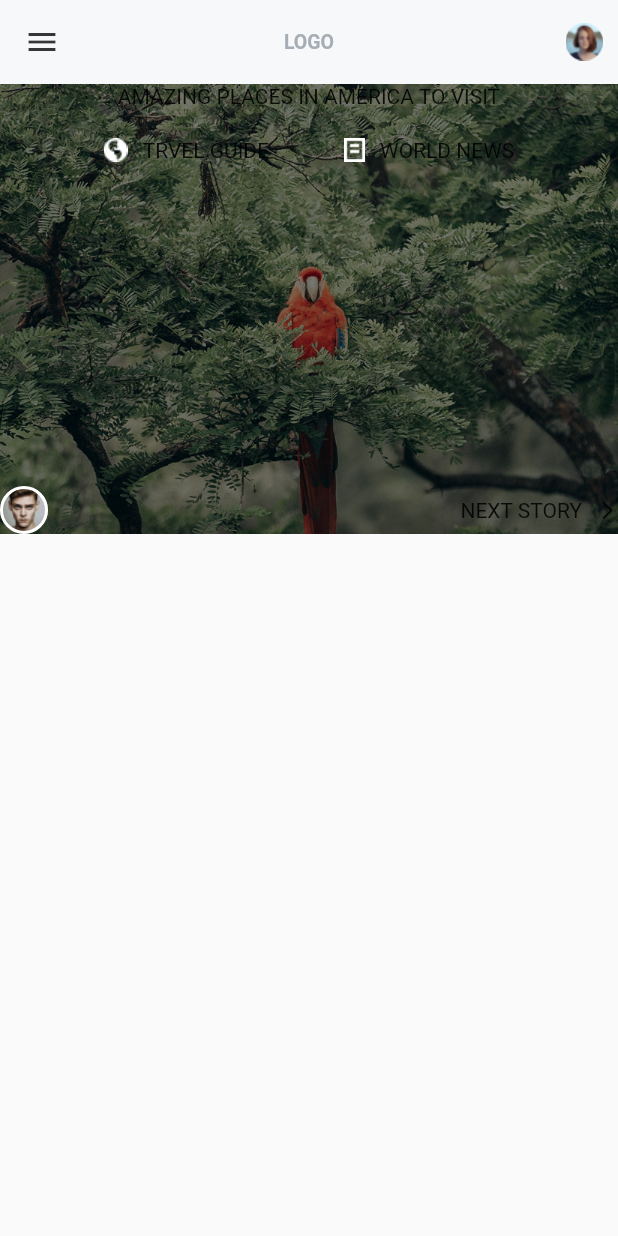
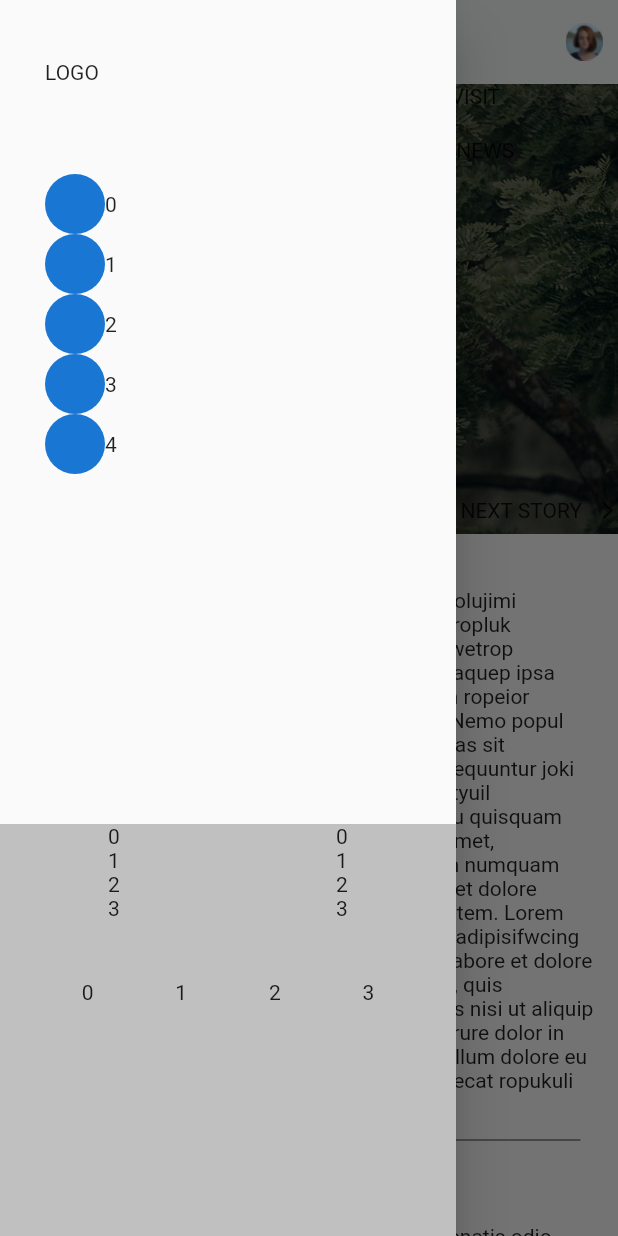
Before and after one commit to timilehinjegede/travel-guide, a Flutter app: the screen it shows after launch, with the side drawer open (before the commit the screen has no drawer), on a phone screen of 412 x 824 dp. Run offline on Flutter 3.47's test engine with Material 2 defaults, Android fonts, the phone set to English and light mode, and no system bars.

Commit message:
mobile view halfway

```diff
--- a/lib/models/post.dart
+++ b/lib/models/post.dart
@@ -1,9 +1,12 @@
+import 'package:travel_guide/utils/utils.dart';
+
 class Post {
   final String imgSrc;
   final String posterName;
   final String postBody;
   final bool hasAttachments;
   final String timePosted;
+  final String attachmentSrc;
 
   const Post({
     this.imgSrc,
@@ -11,22 +14,28 @@ class Post {
     this.postBody,
     this.hasAttachments,
     this.timePosted,
-  });
+    this.attachmentSrc,
+  }) : assert(hasAttachments == true
+            ? attachmentSrc != null
+            : attachmentSrc == null);
 
   static List<Post> postLists = const [
     Post(
-      imgSrc: '',
-      posterName: '',
-      postBody: '',
+      imgSrc: TravelGuideStrings.avatar1,
+      posterName: 'Jonathan Walker',
+      postBody:
+          'In hac habitasse platea dictumst. Sed nec venenatis odio. Nulla faucibus ipsum sed faucibus accumsan…',
       hasAttachments: false,
-      timePosted: '',
+      timePosted: '2m',
     ),
     Post(
-      imgSrc: '',
-      posterName: '',
-      postBody: '',
+      imgSrc: TravelGuideStrings.avatar2,
+      posterName: 'Brenda Mercer',
+      postBody:
+          'Nulla faucibus ipsum sed faucibus accumsan. Donec rhoncus luctus massa vitae lobortis. Duis consequat, nunc a pretim…',
       hasAttachments: true,
-      timePosted: '',
+      timePosted: '1h',
+      attachmentSrc: TravelGuideStrings.infoImage,
     ),
   ];
 }
--- a/lib/views/screens/home_screen.dart
+++ b/lib/views/screens/home_screen.dart
@@ -1,5 +1,7 @@
 import 'package:flutter/material.dart';
 import 'package:travel_guide/utils/utils.dart';
+import 'package:travel_guide/views/widgets/nav_bar/mobile_drawer.dart';
+import 'package:travel_guide/views/widgets/widgets.dart';
 
 class HomeScreen extends StatelessWidget {
   const HomeScreen({Key key}) : super(key: key);
@@ -10,8 +12,7 @@ class HomeScreen extends StatelessWidget {
       appBar: AppBar(
         backgroundColor: TravelGuideColors.whiteColor,
         elevation: 0.0,
-        leading: Icon(
-          Icons.menu,
+        iconTheme: IconThemeData(
           color: TravelGuideColors.darkGreyColor,
         ),
         title: Text(
@@ -39,6 +40,7 @@ class HomeScreen extends StatelessWidget {
           ),
         ],
       ),
+      drawer: ResponsiveUtil.isMobile(context) ? MobileDrawer() : null,
       body: SingleChildScrollView(
         child: Column(
           children: [
@@ -108,6 +110,8 @@ class HomeScreen extends StatelessWidget {
                 ],
               ),
             ),
+
+            MobileBody(),
           ],
         ),
       ),
--- a/lib/views/widgets/body/mobile_body.dart
+++ b/lib/views/widgets/body/mobile_body.dart
@@ -1,10 +1,113 @@
 import 'package:flutter/material.dart';
+import 'package:travel_guide/models/post.dart';
+import 'package:travel_guide/utils/colors.dart';
+import 'package:travel_guide/utils/utils.dart';
 
 class MobileBody extends StatelessWidget {
   const MobileBody({Key key}) : super(key: key);
 
   @override
   Widget build(BuildContext context) {
-    return Container();
+    return Padding(
+      padding: const EdgeInsets.symmetric(
+        horizontal: 15.0,
+        vertical: 20.0,
+      ),
+      child: Column(
+        children: [
+          Text('Quisque viverra interdum velit?'),
+          Text(
+            'Culpa qui officia deserunt mollit anim id esto polujimi laborum. Sed ut perspiciatis unde omnis iste eropluk onatuspop error sit voluptartem accusantium wetrop doloremque laudantium, totam rem aperiam, eaquep ipsa quaeer ab illo inventore veritatisy et quasi weth ropeior architecto beatae vitae dicta sunt explicapbo. Nemo popul eniem ipsam yui voluptatem quialoperyi voluptas sit aspernatur aute odit aut fugit, sed quiawi consequuntur joki erty magni dolores eosep quiklopii ratione wertyuil voluptatem sequi nesciunt. Nequeop porro polu quisquam est, quepi dolorem ipsum quiat lopi dolor srit amet, consectetur adipisci velit, topitop seid quia non numquam eiuris modij tempora poluko incidunt ut labore et dolore magnam aliquam mokeru quaerat iope voluptatem. Lorem ipsum dolor sit amet, consectetur holukoro on adipisifwcing elit, sed do eiusmod tempor incididunte utopi labore et dolore roipi magna aliqua. Ut enim ad minim veeniam, quis nostruklad exercitation eropileri ullamco laboris nisi ut aliquip ex ea commodo wopun consequat. Duis aute irure dolor in reprehenderit inie tufpoy voluptate velit esse cillum dolore eu fugiat holi nulla parieratur. Excepteur sint occaecat ropukuli uki cupidatat.',
+          ),
+
+          Padding(
+            padding: const EdgeInsets.symmetric(
+              horizontal: 10.0,
+              vertical: 15.0,
+            ),
+            child: Divider(
+              color: TravelGuideColors.darkGreyColor,
+              height: 2,
+            ),
+          ),
+
+          BuildPost(
+            post: Post.postLists[0],
+          ),
+          BuildPost(
+            post: Post.postLists[1],
+          ),
+          // build post
+        ],
+      ),
+    );
   }
 }
+
+class BuildPost extends StatelessWidget {
+  final Post post;
+
+  const BuildPost({Key key, this.post}) : super(key: key);
+
+  @override
+  Widget build(BuildContext context) {
+    return Column(
+      children: [
+        Row(
+          children: [
+            Image(
+              image: AssetImage(
+                post.imgSrc,
+              ),
+            ),
+            Text(
+              post.posterName,
+            ),
+          ],
+        ),
+        Text(
+          post.postBody,
+        ),
+        Row(
+          children: [
+            Icon(
+              Icons.access_time,
+            ),
+            Text(
+              post.timePosted,
+            ),
+          ],
+        ),
+        YBox(20),
+        post.hasAttachments
+            ? Container(
+                height: 180,
+                decoration: BoxDecoration(
+                  image: DecorationImage(
+                    image: AssetImage(
+                      post.attachmentSrc,
+                    ),
+                  ),
+                ),
+                child: Center(
+                  child: Container(
+                    height: 50,
+                    width: 50,
+                    decoration: BoxDecoration(
+                      shape: BoxShape.circle,
+                      border: Border.all(
+                        width: 2,
+                        color: TravelGuideColors.whiteColor,
+                      ),
+                    ),
+                    child: Icon(
+                      Icons.play_arrow,
+                    ),
+                  ),
+                ),
+              )
+            : SizedBox.shrink(),
+      ],
+    );
+  }
+}
--- /dev/null
+++ b/lib/views/widgets/nav_bar/mobile_drawer.dart
@@ -0,0 +1,88 @@
+import 'package:flutter/material.dart';
+import 'package:travel_guide/utils/utils.dart';
+
+class MobileDrawer extends StatelessWidget {
+  @override
+  Widget build(BuildContext context) {
+    return Drawer(
+        child: Column(
+          children: [
+            Expanded(
+              flex: 2,
+              child: Padding(
+                padding: const EdgeInsets.only(
+                  left: 30.0,
+                  top: 40.0,
+                ),
+                child: Column(
+                  crossAxisAlignment: CrossAxisAlignment.start,
+                  children: [
+                    Text(
+                      'LOGO',
+                    ),
+                    YBox(60),
+                    ...List.generate(
+                      5,
+                      (index) => Row(
+                        children: [
+                          CircleAvatar(),
+                          Text(
+                            '$index',
+                          ),
+                        ],
+                      ),
+                    ),
+                  ],
+                ),
+              ),
+            ),
+            Expanded(
+              flex: 1,
+              child: Container(
+                color: Color(0xff000000).withOpacity(0.23),
+                child: Column(
+                  children: [
+                    Row(
+                      mainAxisAlignment: MainAxisAlignment.spaceAround,
+                      children: [
+                        Column(
+                          children: [
+                            ...List.generate(
+                              4,
+                              (index) => Text(
+                                '$index',
+                              ),
+                            ),
+                          ],
+                        ),
+                        Column(
+                          children: [
+                            ...List.generate(
+                              4,
+                              (index) => Text(
+                                '$index',
+                              ),
+                            ),
+                          ],
+                        ),
+                      ],
+                    ),
+                    YBox(40),
+                    Row(
+                      mainAxisAlignment: MainAxisAlignment.spaceEvenly,
+                      children: [
+                        ...List.generate(
+                          4,
+                          (index) => Text('$index'),
+                        ),
+                      ],
+                    ),
+                  ],
+                ),
+              ),
+            ),
+          ],
+        ),
+      );
+  }
+}
```
